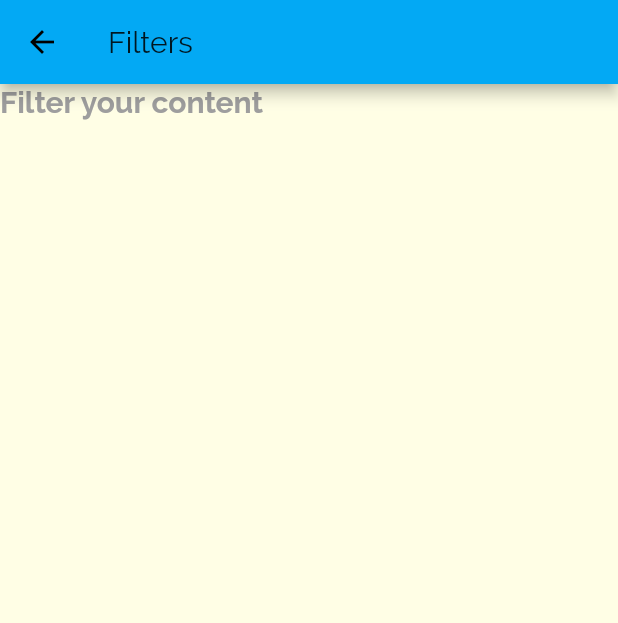
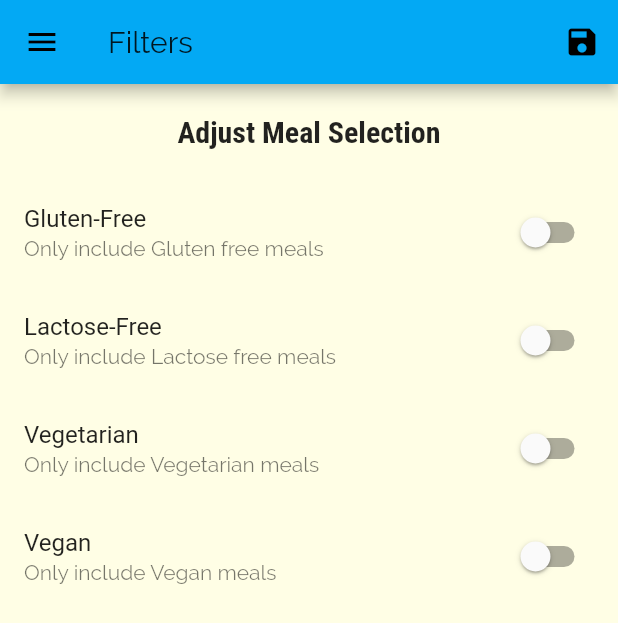
Before and after one commit to siddhartha0110/Flutter_Meals, a Flutter app: the FiltersScreen screen opened by its route, on a phone screen of 412 x 824 dp. Shown: the top 623 px of the screen. Run offline on Flutter 3.47's test engine with Material 2 defaults, Android fonts, the phone set to English and light mode, and no system bars.

Commit message:
Adding Filtering Option

```diff
--- a/lib/main.dart
+++ b/lib/main.dart
@@ -1,14 +1,52 @@
 import 'package:flutter/material.dart';
-import 'package:meals/screens/filters_screen.dart';
-import 'package:meals/screens/meal_details_screen.dart';
-import 'package:meals/screens/tabs_screen.dart';
+import 'package:meals/dummy_data.dart';
+import 'package:meals/models/meal.dart';
+
+import './screens/filters_screen.dart';
+import './screens/meal_details_screen.dart';
+import './screens/tabs_screen.dart';
 import './screens/categories_screen.dart';
 import './screens/category_meals_screen.dart';
 
 void main() => runApp(MyApp());
 
-class MyApp extends StatelessWidget {
+class MyApp extends StatefulWidget {
   // This widget is the root of your application.
+  @override
+  _MyAppState createState() => _MyAppState();
+}
+
+class _MyAppState extends State<MyApp> {
+  Map<String, bool> _filters = {
+    'gluten': false,
+    'lactose': false,
+    'vegan': false,
+    'vegetarian': false,
+  };
+  List<Meal> _availableMeals = DUMMY_MEALS;
+
+  void _setFilters(Map<String, bool> data) {
+    setState(() {
+      _filters = data;
+
+      _availableMeals = DUMMY_MEALS.where((meal) {
+        if (_filters['gluten'] && !meal.isGlutenFree) {
+          return false;
+        }
+        if (_filters['lactose'] && !meal.isLactoseFree) {
+          return false;
+        }
+        if (_filters['vegan'] && !meal.isVegan) {
+          return false;
+        }
+        if (_filters['vegetarian'] && !meal.isVegetarian) {
+          return false;
+        }
+        return true;
+      }).toList();
+    });
+  }
+
   @override
   Widget build(BuildContext context) {
     return MaterialApp(
@@ -29,9 +67,9 @@ class MyApp extends StatelessWidget {
       //home: TabsScreen(),
       routes: {
         '/': (ctx) => TabsScreen(),
-        '/category-meals': (ctx) => CategoryMealsScreen(),
+        '/category-meals': (ctx) => CategoryMealsScreen(_availableMeals),
         '/meal-detail': (ctx) => MealDetails(),
-        '/filters': (ctx) => FiltersScreen()
+        '/filters': (ctx) => FiltersScreen(_setFilters, _filters)
       },
       onUnknownRoute: (settings) {
         return MaterialPageRoute(
--- a/lib/screens/filters_screen.dart
+++ b/lib/screens/filters_screen.dart
@@ -1,18 +1,101 @@
 import 'package:flutter/material.dart';
+import '../widgets/main_drawer.dart';
 
-class FiltersScreen extends StatelessWidget {
+class FiltersScreen extends StatefulWidget {
+  final Function saveFilters;
+  final Map<String, bool> currentFilters;
+  FiltersScreen(this.saveFilters, this.currentFilters);
+
+  @override
+  _FiltersScreenState createState() => _FiltersScreenState();
+}
+
+class _FiltersScreenState extends State<FiltersScreen> {
+  var _glutenFree = false;
+  var _veganFree = false;
+  var _vegetarianFree = false;
+  var _lactoseFree = false;
+
+  @override
+  void initState() {
+    super.initState();
+    _glutenFree = widget.currentFilters['gluten'];
+    _lactoseFree = widget.currentFilters['lactose'];
+    _veganFree = widget.currentFilters['vegan'];
+    _vegetarianFree = widget.currentFilters['vegetarian'];
+  }
+
+  Widget _buildSwitchListTile(
+      String title, String description, Function updateValue, bool currentVal) {
+    return SwitchListTile(
+        title: Text(title),
+        value: currentVal,
+        subtitle: Text(description),
+        onChanged: updateValue);
+  }
+
   @override
   Widget build(BuildContext context) {
     return Scaffold(
-      appBar: AppBar(
-        title: Text('Filters'),
-      ),
-      body: Container(
-        child: Text(
-          'Filter your content',
-          style: TextStyle(fontWeight: FontWeight.bold, fontSize: 20),
+        appBar: AppBar(
+          title: Text('Filters'),
+          actions: <Widget>[
+            IconButton(
+                icon: Icon(Icons.save),
+                onPressed: () {
+                  final selectedFilters = {
+                    'gluten': _glutenFree,
+                    'lactose': _lactoseFree,
+                    'vegan': _veganFree,
+                    'vegetarian': _vegetarianFree,
+                  };
+                  widget.saveFilters(selectedFilters);
+                })
+          ],
         ),
-      ),
-    );
+        drawer: MainDrawer(),
+        body: Column(
+          children: <Widget>[
+            Container(
+              padding: EdgeInsets.all(20),
+              child: Text(
+                'Adjust Meal Selection',
+                style: Theme.of(context).textTheme.title,
+              ),
+            ),
+            Expanded(
+              child: ListView(
+                children: <Widget>[
+                  _buildSwitchListTile(
+                      'Gluten-Free', 'Only include Gluten free meals',
+                      (newVal) {
+                    setState(() {
+                      _glutenFree = newVal;
+                    });
+                  }, _glutenFree),
+                  _buildSwitchListTile(
+                      'Lactose-Free', 'Only include Lactose free meals',
+                      (newVal) {
+                    setState(() {
+                      _lactoseFree = newVal;
+                    });
+                  }, _lactoseFree),
+                  _buildSwitchListTile(
+                      'Vegetarian', 'Only include Vegetarian meals', (newVal) {
+                    setState(() {
+                      _vegetarianFree = newVal;
+                    });
+                  }, _vegetarianFree),
+                  _buildSwitchListTile('Vegan', 'Only include Vegan meals',
+                      (newVal) {
+                    setState(() {
+                      _veganFree = newVal;
+                    });
+                  }, _veganFree)
+                ],
+              ),
+            ),
+          ],
+        ));
   }
 }
--- a/lib/widgets/main_drawer.dart
+++ b/lib/widgets/main_drawer.dart
@@ -41,10 +41,10 @@ class MainDrawer extends StatelessWidget {
             height: 25,
           ),
           buildListTile('Meals', Icons.restaurant, () {
-            Navigator.of(context).pushNamed('/');
+            Navigator.of(context).pushReplacementNamed('/');
           }),
           buildListTile('Settings', Icons.settings, () {
-            Navigator.of(context).pushNamed('/filters');
+            Navigator.of(context).pushReplacementNamed('/filters');
           }),
         ],
       ),
```
Also changed, not shown: lib/screens/category_meals_screen.dart (+45 -19 lines), lib/screens/meal_details_screen.dart (+10 -3 lines), lib/widgets/meal_item.dart (+8 -2 lines).
